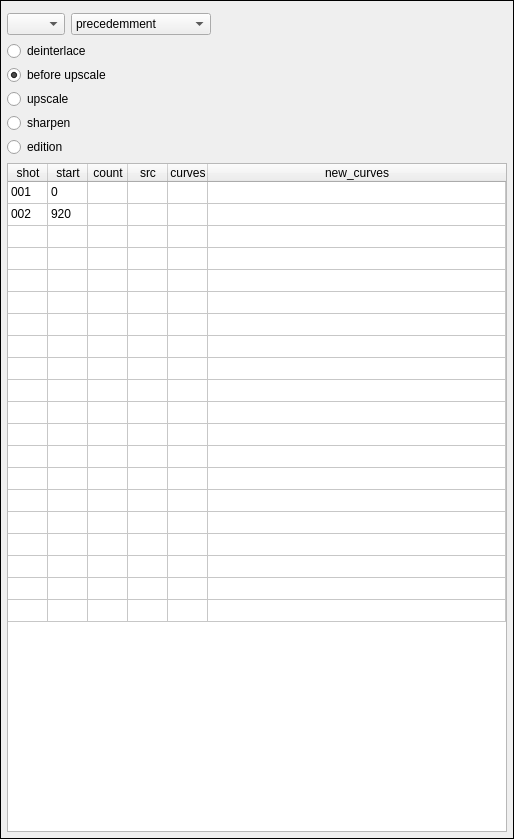
The window that tools/ui/ui/ui_widget_selection.ui (JepEtau/mco) describes before a commit, drawn with Qt 5.
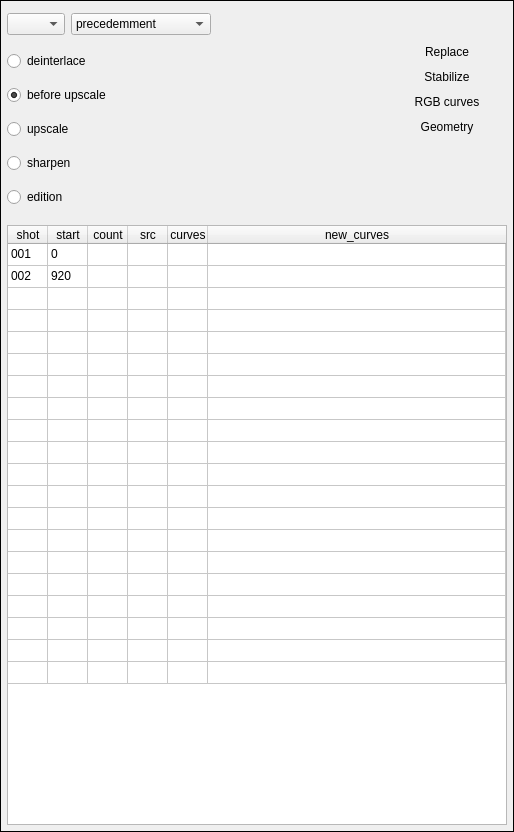
The same window after the commit. Icons and pictures are not drawn. Custom widgets are drawn as their Qt base class.

```diff
--- a/tools/ui/ui/ui_widget_selection.ui
+++ b/tools/ui/ui/ui_widget_selection.ui
@@ -7,7 +7,7 @@
     <x>0</x>
     <y>0</y>
     <width>500</width>
-    <height>839</height>
+    <height>832</height>
    </rect>
   </property>
   <property name="maximumSize">
@@ -165,6 +165,8 @@
        </layout>
       </item>
       <item>
+       <layout class="QHBoxLayout" name="horizontalLayout_2">
+        <item>
        <layout class="QVBoxLayout" name="verticalLayout_3">
         <property name="spacing">
          <number>4</number>
@@ -224,6 +226,173 @@
            <string>edition</string>
           </property>
          </widget>
+          </item>
+         </layout>
+        </item>
+        <item>
+         <spacer name="horizontalSpacer_2">
+          <property name="orientation">
+           <enum>Qt::Horizontal</enum>
+          </property>
+          <property name="sizeHint" stdset="0">
+           <size>
+            <width>10</width>
+            <height>20</height>
+           </size>
+          </property>
+         </spacer>
+        </item>
+        <item>
+         <layout class="QVBoxLayout" name="verticalLayout_5">
+          <property name="spacing">
+           <number>3</number>
+          </property>
+          <item>
+           <widget class="QPushButton" name="pushButton_replace">
+            <property name="sizePolicy">
+             <sizepolicy hsizetype="Preferred" vsizetype="Fixed">
+              <horstretch>0</horstretch>
+              <verstretch>0</verstretch>
+             </sizepolicy>
+            </property>
+            <property name="minimumSize">
+             <size>
+              <width>120</width>
+              <height>0</height>
+             </size>
+            </property>
+            <property name="focusPolicy">
+             <enum>Qt::NoFocus</enum>
+            </property>
+            <property name="text">
+             <string>Replace</string>
+            </property>
+            <property name="icon">
+             <iconset>
+              <normaloff>tools/icons/grey/eye.svg</normaloff>
+              <normalon>tools/icons/blue/eye.svg</normalon>tools/icons/grey/eye.svg</iconset>
+            </property>
+            <property name="checkable">
+             <bool>true</bool>
+            </property>
+            <property name="flat">
+             <bool>true</bool>
+            </property>
+           </widget>
+          </item>
+          <item>
+           <widget class="QPushButton" name="pushButton_stabilize">
+            <property name="sizePolicy">
+             <sizepolicy hsizetype="Preferred" vsizetype="Fixed">
+              <horstretch>0</horstretch>
+              <verstretch>0</verstretch>
+             </sizepolicy>
+            </property>
+            <property name="minimumSize">
+             <size>
+              <width>120</width>
+              <height>0</height>
+             </size>
+            </property>
+            <property name="focusPolicy">
+             <enum>Qt::NoFocus</enum>
+            </property>
+            <property name="text">
+             <string>Stabilize</string>
+            </property>
+            <property name="icon">
+             <iconset>
+              <normaloff>tools/icons/grey/eye.svg</normaloff>
+              <normalon>tools/icons/blue/eye.svg</normalon>tools/icons/grey/eye.svg</iconset>
+            </property>
+            <property name="checkable">
+             <bool>true</bool>
+            </property>
+            <property name="flat">
+             <bool>true</bool>
+            </property>
+           </widget>
+          </item>
+          <item>
+           <widget class="QPushButton" name="pushButton_rgb_curves">
+            <property name="sizePolicy">
+             <sizepolicy hsizetype="Preferred" vsizetype="Fixed">
+              <horstretch>0</horstretch>
+              <verstretch>0</verstretch>
+             </sizepolicy>
+            </property>
+            <property name="minimumSize">
+             <size>
+              <width>120</width>
+              <height>0</height>
+             </size>
+            </property>
+            <property name="focusPolicy">
+             <enum>Qt::NoFocus</enum>
+            </property>
+            <property name="text">
+             <string>RGB curves</string>
+            </property>
+            <property name="icon">
+             <iconset>
+              <normaloff>tools/icons/grey/eye.svg</normaloff>
+              <normalon>tools/icons/blue/eye.svg</normalon>tools/icons/grey/eye.svg</iconset>
+            </property>
+            <property name="checkable">
+             <bool>true</bool>
+            </property>
+            <property name="flat">
+             <bool>true</bool>
+            </property>
+           </widget>
+          </item>
+          <item>
+           <widget class="QPushButton" name="pushButton_geometry">
+            <property name="sizePolicy">
+             <sizepolicy hsizetype="Preferred" vsizetype="Fixed">
+              <horstretch>0</horstretch>
+              <verstretch>0</verstretch>
+             </sizepolicy>
+            </property>
+            <property name="minimumSize">
+             <size>
+              <width>120</width>
+              <height>0</height>
+             </size>
+            </property>
+            <property name="focusPolicy">
+             <enum>Qt::NoFocus</enum>
+            </property>
+            <property name="text">
+             <string>Geometry</string>
+            </property>
+            <property name="icon">
+             <iconset>
+              <normaloff>tools/icons/grey/eye.svg</normaloff>
+              <normalon>tools/icons/blue/eye.svg</normalon>tools/icons/grey/eye.svg</iconset>
+            </property>
+            <property name="checkable">
+             <bool>true</bool>
+            </property>
+            <property name="flat">
+             <bool>true</bool>
+            </property>
+           </widget>
+          </item>
+          <item>
+           <spacer name="verticalSpacer">
+            <property name="orientation">
+             <enum>Qt::Vertical</enum>
+            </property>
+            <property name="sizeHint" stdset="0">
+             <size>
+              <width>20</width>
+              <height>40</height>
+             </size>
+            </property>
+           </spacer>
+          </item>
+         </layout>
         </item>
        </layout>
       </item>
```
Lines whose indentation alone changed are shown as unchanged.
